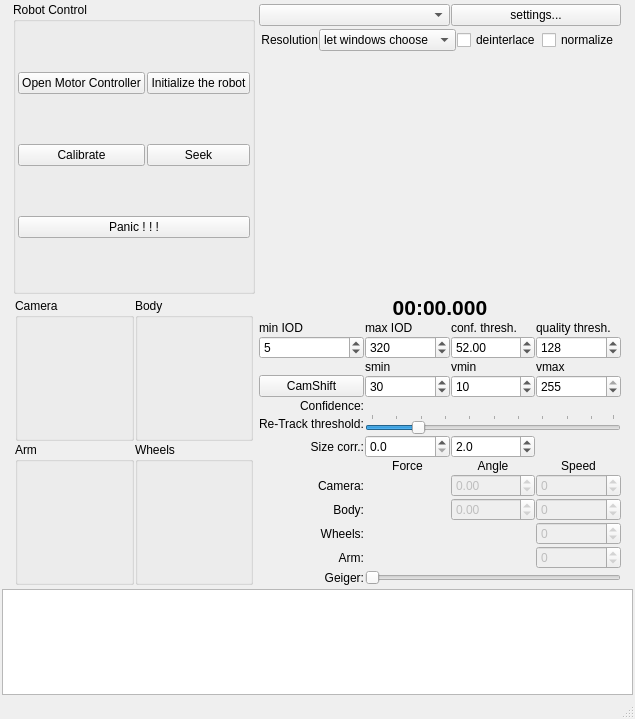
Qt form RoboShell.ui (artm/biofame-robot) before a commit.
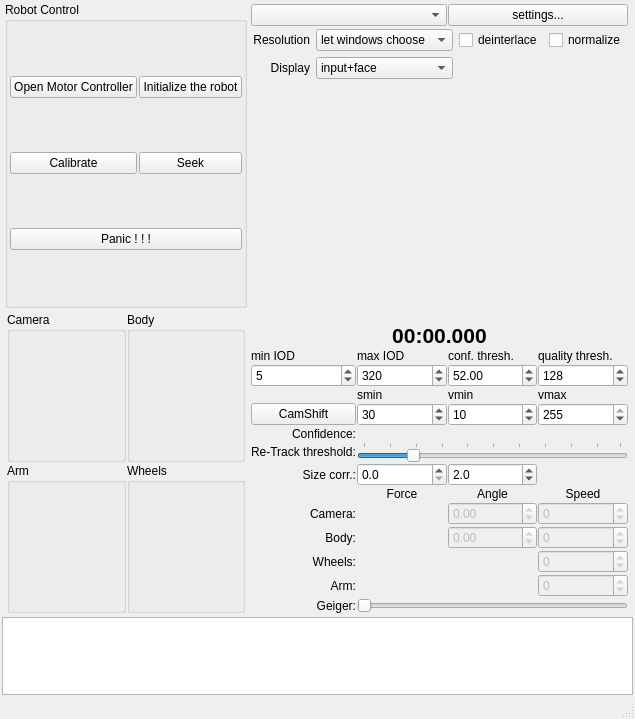
The same form after that commit. Custom widgets are drawn as their Qt base class.

Commit message: display probabilities

Patch:
```diff
--- a/RoboShell.ui
+++ b/RoboShell.ui
@@ -164,7 +164,7 @@
          </property>
         </widget>
        </item>
-       <item row="14" column="0">
+       <item row="15" column="0">
         <widget class="QLabel" name="camForceLabel">
          <property name="text">
           <string>Camera:</string>
@@ -181,7 +181,7 @@
          </property>
         </widget>
        </item>
-       <item row="20" column="1">
+       <item row="21" column="1">
         <spacer name="verticalSpacer">
          <property name="orientation">
           <enum>Qt::Vertical</enum>
@@ -194,35 +194,35 @@
          </property>
         </spacer>
        </item>
-       <item row="5" column="0">
+       <item row="6" column="0">
         <widget class="QLabel" name="minIODLabel">
          <property name="text">
           <string>min IOD</string>
          </property>
         </widget>
        </item>
-       <item row="5" column="1">
+       <item row="6" column="1">
         <widget class="QLabel" name="maxIODLabel">
          <property name="text">
           <string>max IOD</string>
          </property>
         </widget>
        </item>
-       <item row="5" column="2">
+       <item row="6" column="2">
         <widget class="QLabel" name="confidenceLabel">
          <property name="text">
           <string>conf. thresh.</string>
          </property>
         </widget>
        </item>
-       <item row="5" column="3">
+       <item row="6" column="3">
         <widget class="QLabel" name="qualityLabel">
          <property name="text">
           <string>quality thresh.</string>
          </property>
         </widget>
        </item>
-       <item row="6" column="0">
+       <item row="7" column="0">
         <widget class="QSpinBox" name="minIOD">
          <property name="minimum">
           <number>1</number>
@@ -238,7 +238,7 @@
          </property>
         </widget>
        </item>
-       <item row="6" column="1">
+       <item row="7" column="1">
         <widget class="QSpinBox" name="maxIOD">
          <property name="minimum">
           <number>50</number>
@@ -254,7 +254,7 @@
          </property>
         </widget>
        </item>
-       <item row="6" column="2">
+       <item row="7" column="2">
         <widget class="QDoubleSpinBox" name="confThresh">
          <property name="maximum">
           <double>1000.000000000000000</double>
@@ -267,7 +267,7 @@
          </property>
         </widget>
        </item>
-       <item row="6" column="3">
+       <item row="7" column="3">
         <widget class="QSpinBox" name="qualityThresh">
          <property name="maximum">
           <number>255</number>
@@ -280,7 +280,7 @@
          </property>
         </widget>
        </item>
-       <item row="14" column="1">
+       <item row="15" column="1">
         <widget class="SignalIndicator" name="camForce" native="true">
          <property name="sizePolicy">
           <sizepolicy hsizetype="Preferred" vsizetype="Fixed">
@@ -312,7 +312,7 @@
          </property>
         </widget>
        </item>
-       <item row="12" column="1">
+       <item row="13" column="1">
         <widget class="QDoubleSpinBox" name="sizeCorrA">
          <property name="toolTip">
           <string>How square face size affects tracking force</string>
@@ -325,7 +325,7 @@
          </property>
         </widget>
        </item>
-       <item row="12" column="0">
+       <item row="13" column="0">
         <widget class="QLabel" name="sizeCorrALabel">
          <property name="text">
           <string>Size corr.:</string>
@@ -355,24 +355,8 @@
          </property>
         </widget>
        </item>
-       <item row="16" column="1">
-        <widget class="SignalIndicator" name="bodyForce" native="true">
-         <property name="sizePolicy">
-          <sizepolicy hsizetype="Preferred" vsizetype="Fixed">
-           <horstretch>0</horstretch>
-           <verstretch>0</verstretch>
-          </sizepolicy>
-         </property>
-         <property name="minimumSize">
-          <size>
-           <width>0</width>
-           <height>5</height>
-          </size>
-         </property>
-        </widget>
-       </item>
        <item row="17" column="1">
-        <widget class="SignalIndicator" name="wheelsForce" native="true">
+        <widget class="SignalIndicator" name="bodyForce" native="true">
          <property name="sizePolicy">
           <sizepolicy hsizetype="Preferred" vsizetype="Fixed">
            <horstretch>0</horstretch>
@@ -388,6 +372,22 @@
         </widget>
        </item>
        <item row="18" column="1">
+        <widget class="SignalIndicator" name="wheelsForce" native="true">
+         <property name="sizePolicy">
+          <sizepolicy hsizetype="Preferred" vsizetype="Fixed">
+           <horstretch>0</horstretch>
+           <verstretch>0</verstretch>
+          </sizepolicy>
+         </property>
+         <property name="minimumSize">
+          <size>
+           <width>0</width>
+           <height>5</height>
+          </size>
+         </property>
+        </widget>
+       </item>
+       <item row="19" column="1">
         <widget class="SignalIndicator" name="armForce" native="true">
          <property name="sizePolicy">
           <sizepolicy hsizetype="Preferred" vsizetype="Fixed">
@@ -403,7 +403,7 @@
          </property>
         </widget>
        </item>
-       <item row="16" column="0">
+       <item row="17" column="0">
         <widget class="QLabel" name="label_3">
          <property name="text">
           <string>Body:</string>
@@ -413,7 +413,7 @@
          </property>
         </widget>
        </item>
-       <item row="17" column="0">
+       <item row="18" column="0">
         <widget class="QLabel" name="label_4">
          <property name="text">
           <string>Wheels:</string>
@@ -423,7 +423,7 @@
          </property>
         </widget>
        </item>
-       <item row="18" column="0">
+       <item row="19" column="0">
         <widget class="QLabel" name="label_5">
          <property name="text">
           <string>Arm:</string>
@@ -433,7 +433,7 @@
          </property>
         </widget>
        </item>
-       <item row="14" column="2">
+       <item row="15" column="2">
         <widget class="QDoubleSpinBox" name="camAngle">
          <property name="enabled">
           <bool>false</bool>
@@ -446,7 +446,7 @@
          </property>
         </widget>
        </item>
-       <item row="16" column="2">
+       <item row="17" column="2">
         <widget class="QDoubleSpinBox" name="bodyAngle">
          <property name="enabled">
           <bool>false</bool>
@@ -459,7 +459,7 @@
          </property>
         </widget>
        </item>
-       <item row="14" column="3">
+       <item row="15" column="3">
         <widget class="QSpinBox" name="camSpeed">
          <property name="enabled">
           <bool>false</bool>
@@ -472,20 +472,20 @@
          </property>
         </widget>
        </item>
-       <item row="16" column="3">
-        <widget class="QSpinBox" name="bodySpeed">
-         <property name="enabled">
-          <bool>false</bool>
-         </property>
-         <property name="minimum">
-          <number>-1000000</number>
-         </property>
-         <property name="maximum">
-          <number>1000000</number>
-         </property>
-        </widget>
-       </item>
        <item row="17" column="3">
+        <widget class="QSpinBox" name="bodySpeed">
+         <property name="enabled">
+          <bool>false</bool>
+         </property>
+         <property name="minimum">
+          <number>-1000000</number>
+         </property>
+         <property name="maximum">
+          <number>1000000</number>
+         </property>
+        </widget>
+       </item>
+       <item row="18" column="3">
         <widget class="QSpinBox" name="wheelsSpeed">
          <property name="enabled">
           <bool>false</bool>
@@ -498,7 +498,7 @@
          </property>
         </widget>
        </item>
-       <item row="13" column="1">
+       <item row="14" column="1">
         <widget class="QLabel" name="label">
          <property name="text">
           <string>Force</string>
@@ -508,7 +508,7 @@
          </property>
         </widget>
        </item>
-       <item row="13" column="2">
+       <item row="14" column="2">
         <widget class="QLabel" name="label_6">
          <property name="text">
           <string>Angle</string>
@@ -518,7 +518,7 @@
          </property>
         </widget>
        </item>
-       <item row="13" column="3">
+       <item row="14" column="3">
         <widget class="QLabel" name="label_7">
          <property name="text">
           <string>Speed</string>
@@ -528,7 +528,7 @@
          </property>
         </widget>
        </item>
-       <item row="12" column="2">
+       <item row="13" column="2">
         <widget class="QDoubleSpinBox" name="sizeCorrB">
          <property name="toolTip">
           <string>How (linear) face size tracking force</string>
@@ -544,7 +544,7 @@
          </property>
         </widget>
        </item>
-       <item row="18" column="3">
+       <item row="19" column="3">
         <widget class="QSpinBox" name="armSpeed">
          <property name="enabled">
           <bool>false</bool>
@@ -557,7 +557,7 @@
          </property>
         </widget>
        </item>
-       <item row="19" column="1" colspan="3">
+       <item row="20" column="1" colspan="3">
         <widget class="QSlider" name="geiger">
          <property name="maximum">
           <number>100</number>
@@ -567,7 +567,7 @@
          </property>
         </widget>
        </item>
-       <item row="19" column="0">
+       <item row="20" column="0">
         <widget class="QLabel" name="label_8">
          <property name="text">
           <string>Geiger:</string>
@@ -577,7 +577,7 @@
          </property>
         </widget>
        </item>
-       <item row="9" column="1">
+       <item row="10" column="1">
         <widget class="QSpinBox" name="smin">
          <property name="maximum">
           <number>255</number>
@@ -587,7 +587,7 @@
          </property>
         </widget>
        </item>
-       <item row="9" column="2">
+       <item row="10" column="2">
         <widget class="QSpinBox" name="vmin">
          <property name="maximum">
           <number>255</number>
@@ -597,7 +597,7 @@
          </property>
         </widget>
        </item>
-       <item row="9" column="3">
+       <item row="10" column="3">
         <widget class="QSpinBox" name="vmax">
          <property name="maximum">
           <number>255</number>
@@ -607,21 +607,21 @@
          </property>
         </widget>
        </item>
-       <item row="7" column="1">
+       <item row="8" column="1">
         <widget class="QLabel" name="label_9">
          <property name="text">
           <string>smin</string>
          </property>
         </widget>
        </item>
-       <item row="7" column="2">
+       <item row="8" column="2">
         <widget class="QLabel" name="label_10">
          <property name="text">
           <string>vmin</string>
          </property>
         </widget>
        </item>
-       <item row="7" column="3">
+       <item row="8" column="3">
         <widget class="QLabel" name="label_11">
          <property name="text">
           <string>vmax</string>
@@ -630,15 +630,12 @@
        </item>
        <item row="2" column="0" colspan="4">
         <widget class="QWidget" name="widget_2" native="true">
-         <layout class="QHBoxLayout" name="horizontalLayout">
-          <property name="spacing">
-           <number>1</number>
-          </property>
+         <layout class="QGridLayout" name="gridLayout_5">
           <property name="margin">
            <number>2</number>
           </property>
-          <item>
-           <widget class="QLabel" name="label_2">
+          <item row="0" column="0">
+           <widget class="QLabel" name="resolutionLabel">
             <property name="sizePolicy">
              <sizepolicy hsizetype="Minimum" vsizetype="Fixed">
               <horstretch>0</horstretch>
@@ -653,7 +650,7 @@
             </property>
            </widget>
           </item>
-          <item>
+          <item row="0" column="1">
            <widget class="QComboBox" name="resolution">
             <property name="sizePolicy">
              <sizepolicy hsizetype="Preferred" vsizetype="Fixed">
@@ -683,24 +680,54 @@
             </item>
            </widget>
           </item>
-          <item>
+          <item row="0" column="3">
            <widget class="QCheckBox" name="deinterlace">
             <property name="text">
              <string>deinterlace</string>
             </property>
            </widget>
           </item>
-          <item>
+          <item row="0" column="4">
            <widget class="QCheckBox" name="normalize">
             <property name="text">
              <string>normalize</string>
             </property>
            </widget>
           </item>
+          <item row="1" column="1">
+           <widget class="QComboBox" name="layerSelector">
+            <item>
+             <property name="text">
+              <string>input+face</string>
+             </property>
+            </item>
+            <item>
+             <property name="text">
+              <string>skin probability</string>
+             </property>
+            </item>
+           </widget>
+          </item>
+          <item row="1" column="0">
+           <widget class="QLabel" name="layerLabel">
+            <property name="sizePolicy">
+             <sizepolicy hsizetype="Minimum" vsizetype="Fixed">
+              <horstretch>0</horstretch>
+              <verstretch>0</verstretch>
+             </sizepolicy>
+            </property>
+            <property name="text">
+             <string>Display</string>
+            </property>
+            <property name="alignment">
+             <set>Qt::AlignRight|Qt::AlignTrailing|Qt::AlignVCenter</set>
+            </property>
+           </widget>
+          </item>
          </layout>
         </widget>
        </item>
-       <item row="9" column="0">
+       <item row="10" column="0">
         <widget class="QPushButton" name="resetTracker">
          <property name="toolTip">
           <string>press to reset</string>
@@ -710,7 +737,7 @@
          </property>
         </widget>
        </item>
-       <item row="10" column="0">
+       <item row="11" column="0">
         <widget class="QLabel" name="camForceLabel_2">
          <property name="text">
           <string>Confidence:</string>
@@ -720,23 +747,23 @@
          </property>
         </widget>
        </item>
-       <item row="10" column="1" colspan="3">
-        <widget class="SignalIndicator" name="confidence" native="true">
-         <property name="sizePolicy">
-          <sizepolicy hsizetype="Preferred" vsizetype="Fixed">
-           <horstretch>0</horstretch>
-           <verstretch>0</verstretch>
-          </sizepolicy>
-         </property>
-         <property name="minimumSize">
-          <size>
-           <width>0</width>
-           <height>5</height>
-          </size>
-         </property>
-        </widget>
-       </item>
        <item row="11" column="1" colspan="3">
+        <widget class="SignalIndicator" name="confidence" native="true">
+         <property name="sizePolicy">
+          <sizepolicy hsizetype="Preferred" vsizetype="Fixed">
+           <horstretch>0</horstretch>
+           <verstretch>0</verstretch>
+          </sizepolicy>
+         </property>
+         <property name="minimumSize">
+          <size>
+           <width>0</width>
+           <height>5</height>
+          </size>
+         </property>
+        </widget>
+       </item>
+       <item row="12" column="1" colspan="3">
         <widget class="QSlider" name="retrackThreshold">
          <property name="toolTip">
           <string>Camshift confidence at which face is considered lost</string>
@@ -761,7 +788,7 @@
          </property>
         </widget>
        </item>
-       <item row="11" column="0">
+       <item row="12" column="0">
         <widget class="QLabel" name="retrackLabel">
          <property name="text">
           <string>Re-Track threshold:</string>
```
The commit also changes 7 other files.
